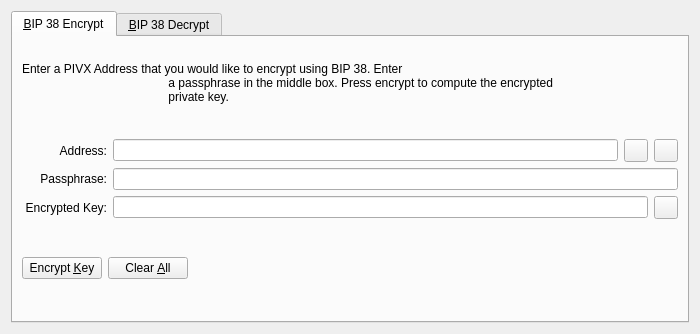
Qt form src/qt/forms/bip38tooldialog.ui (WisprProject/core) before a commit.
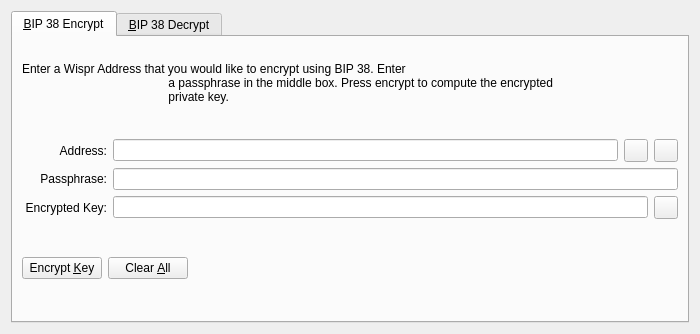
The same form after that commit. The open tabs and pages were chosen to show the change. Icons and pictures are not drawn. Custom widgets are drawn as their Qt base class.

```diff
--- a/src/qt/forms/bip38tooldialog.ui
+++ b/src/qt/forms/bip38tooldialog.ui
@@ -30,7 +30,7 @@
                             <item>
                                 <widget class="QLabel" name="infoLabel_ENC">
                                     <property name="text">
-                                        <string>Enter a PIVX Address that you would like to encrypt using BIP 38. Enter
+                                        <string>Enter a Wispr Address that you would like to encrypt using BIP 38. Enter
                                             a passphrase in the middle box. Press encrypt to compute the encrypted
                                             private key.
                                         </string>
```
Left out of the diff: 4 changed lines with no effect on the pictures.
